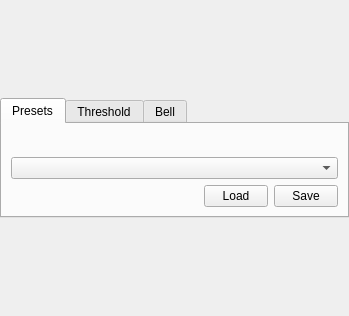
Qt form Modules/QtWidgetsExt/src/QmitkTransferFunctionGeneratorWidget.ui (MITK/MITK) before a commit.
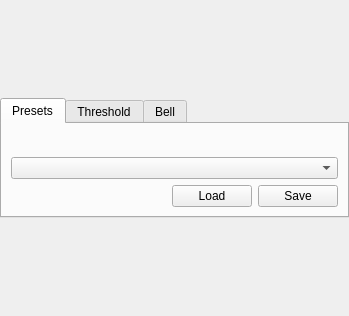
The same form after that commit. Icons and pictures are not drawn. Custom widgets are drawn as their Qt base class.

Commit message: Fix horizontal sizes for buttons in vr plugin. AUT-4195

```diff
--- a/Modules/QtWidgetsExt/src/QmitkTransferFunctionGeneratorWidget.ui
+++ b/Modules/QtWidgetsExt/src/QmitkTransferFunctionGeneratorWidget.ui
@@ -174,14 +174,20 @@
          <item>
           <widget class="QPushButton" name="m_LoadPreset">
            <property name="sizePolicy">
-            <sizepolicy hsizetype="Maximum" vsizetype="Minimum">
+            <sizepolicy hsizetype="Minimum" vsizetype="Minimum">
              <horstretch>0</horstretch>
              <verstretch>0</verstretch>
             </sizepolicy>
            </property>
+           <property name="minimumSize">
+            <size>
+             <width>0</width>
+             <height>0</height>
+            </size>
+           </property>
            <property name="maximumSize">
             <size>
-             <width>64</width>
+             <width>16777215</width>
              <height>16777215</height>
             </size>
            </property>
@@ -196,14 +202,14 @@
          <item>
           <widget class="QPushButton" name="m_SavePreset">
            <property name="sizePolicy">
-            <sizepolicy hsizetype="Maximum" vsizetype="Minimum">
+            <sizepolicy hsizetype="Minimum" vsizetype="Minimum">
              <horstretch>0</horstretch>
              <verstretch>0</verstretch>
             </sizepolicy>
            </property>
            <property name="maximumSize">
             <size>
-             <width>64</width>
+             <width>1677721</width>
              <height>16777215</height>
             </size>
            </property>
```
The commit also changes 2 other files.
